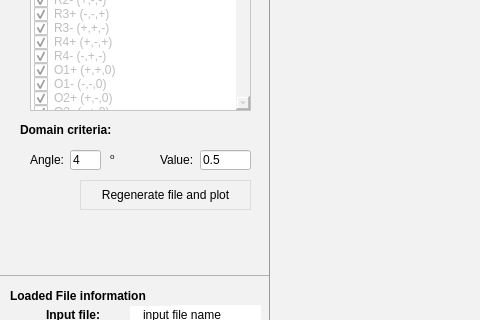
billcxx/MUPRO-visualization, file SimpleView.ui: the form before one commit; both pictures show x 0 to 480 and y 215 to 535 of the 1292 by 794 pixel window.
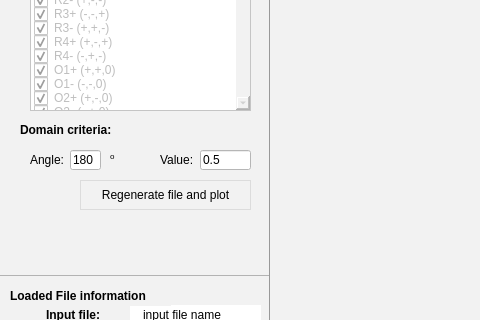
The form after the commit. The open tabs and pages were chosen to show the change. Icons and pictures are not drawn. Custom widgets are drawn as their Qt base class.

The edit to the form file:
```diff
--- a/SimpleView.ui
+++ b/SimpleView.ui
@@ -3065,7 +3065,7 @@
                      </rect>
                     </property>
                     <property name="text">
-                     <string>4</string>
+                     <string>180</string>
                     </property>
                    </widget>
                    <widget class="QLineEdit" name="domainStdValue_LE">
```
Left out of the diff: 2 changed lines with no effect on the pictures.
